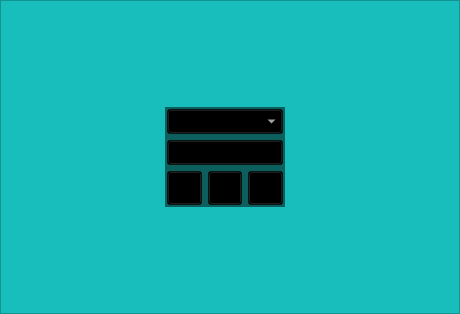
Before: the Qt Designer form client/electricalsimulator.ui in lev12/launcher, drawn with Qt 5.
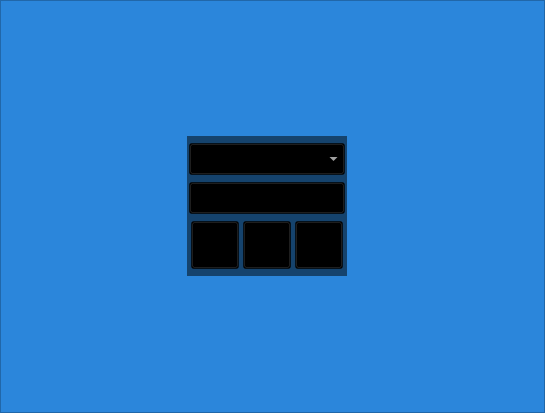
After: the same form once the commit is applied. Icons and pictures are not drawn.

What changed in the file:
```diff
--- a/client/electricalsimulator.ui
+++ b/client/electricalsimulator.ui
@@ -6,15 +6,15 @@
    <rect>
     <x>0</x>
     <y>0</y>
-    <width>460</width>
-    <height>314</height>
+    <width>545</width>
+    <height>413</height>
    </rect>
   </property>
   <property name="windowTitle">
    <string>Frame</string>
   </property>
   <property name="styleSheet">
-   <string notr="true">background-color: rgb(24, 190, 187);</string>
+   <string notr="true">background-color: rgb(43, 134, 219);</string>
   </property>
   <property name="frameShape">
    <enum>QFrame::StyledPanel</enum>
@@ -66,7 +66,7 @@
         </property>
         <property name="sizeHint" stdset="0">
          <size>
-          <width>250</width>
+          <width>300</width>
           <height>20</height>
          </size>
         </property>
@@ -91,7 +91,7 @@
           <property name="sizeHint" stdset="0">
            <size>
             <width>20</width>
-            <height>500</height>
+            <height>300</height>
            </size>
           </property>
          </spacer>
@@ -99,15 +99,15 @@
         <item>
          <widget class="QFrame" name="verticalFrame_2">
           <property name="sizePolicy">
-           <sizepolicy hsizetype="Minimum" vsizetype="Preferred">
+           <sizepolicy hsizetype="Maximum" vsizetype="Maximum">
             <horstretch>0</horstretch>
             <verstretch>0</verstretch>
            </sizepolicy>
           </property>
           <property name="minimumSize">
            <size>
-            <width>120</width>
-            <height>100</height>
+            <width>160</width>
+            <height>140</height>
            </size>
           </property>
           <property name="maximumSize">
@@ -121,6 +121,9 @@
 background-color: rgba(0, 0, 0, 128);</string>
           </property>
           <layout class="QVBoxLayout" name="control">
+           <property name="spacing">
+            <number>2</number>
+           </property>
            <property name="leftMargin">
             <number>2</number>
            </property>
@@ -138,7 +141,7 @@
              <property name="minimumSize">
               <size>
                <width>25</width>
-               <height>25</height>
+               <height>32</height>
               </size>
              </property>
              <property name="styleSheet">
@@ -152,7 +155,7 @@
              <property name="minimumSize">
               <size>
                <width>0</width>
-               <height>25</height>
+               <height>32</height>
               </size>
              </property>
              <property name="styleSheet">
@@ -183,8 +186,8 @@
                </property>
                <property name="maximumSize">
                 <size>
-                 <width>64</width>
-                 <height>64</height>
+                 <width>48</width>
+                 <height>48</height>
                 </size>
                </property>
                <property name="text">
@@ -197,8 +200,8 @@
                </property>
                <property name="iconSize">
                 <size>
-                 <width>24</width>
-                 <height>24</height>
+                 <width>32</width>
+                 <height>32</height>
                 </size>
                </property>
               </widget>
@@ -213,8 +216,8 @@
                </property>
                <property name="maximumSize">
                 <size>
-                 <width>64</width>
-                 <height>64</height>
+                 <width>48</width>
+                 <height>48</height>
                 </size>
                </property>
                <property name="text">
@@ -227,8 +230,8 @@
                </property>
                <property name="iconSize">
                 <size>
-                 <width>24</width>
-                 <height>24</height>
+                 <width>32</width>
+                 <height>32</height>
                 </size>
                </property>
               </widget>
@@ -243,13 +246,23 @@
                </property>
                <property name="maximumSize">
                 <size>
-                 <width>64</width>
-                 <height>64</height>
+                 <width>48</width>
+                 <height>48</height>
                 </size>
                </property>
                <property name="text">
                 <string/>
                </property>
+               <property name="icon">
+                <iconset resource="rec.qrc">
+                 <normaloff>:/icon/versions manager.png</normaloff>:/icon/versions manager.png</iconset>
+               </property>
+               <property name="iconSize">
+                <size>
+                 <width>32</width>
+                 <height>32</height>
+                </size>
+               </property>
               </widget>
              </item>
             </layout>
@@ -268,7 +281,7 @@
           <property name="sizeHint" stdset="0">
            <size>
             <width>20</width>
-            <height>500</height>
+            <height>300</height>
            </size>
           </property>
          </spacer>
@@ -292,7 +305,7 @@
         </property>
         <property name="sizeHint" stdset="0">
          <size>
-          <width>250</width>
+          <width>300</width>
           <height>20</height>
          </size>
         </property>
```
Left out of the diff: 4 changed lines with no effect on the pictures.
